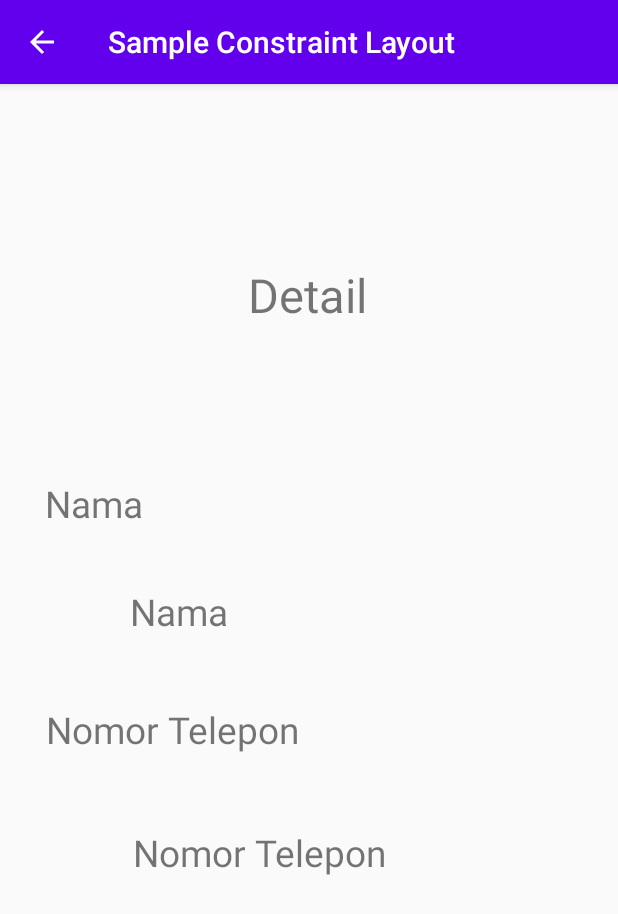
After one commit to mmiqdad11/SampleConstraintLayout, an Android app: the ActivityLihatData screen opened directly, with no data from a screen before it, on a phone screen of 412 x 824 dp. The commit adds this screen. Shown: the top 914 px of the screen. Run offline under Robolectric (Android 15) with nearby library versions, the phone set to English and light mode, and no system bars; 2 statements that could not run were skipped.

Commit message:
add some activity

```diff
--- a/app/src/main/java/com/example/sampleconstraintlayout/MainActivity.java
+++ b/app/src/main/java/com/example/sampleconstraintlayout/MainActivity.java
@@ -70,7 +70,7 @@ public class MainActivity extends AppCompatActivity {
                     b.putString("a", nama.trim());
                     b.putString("b", password.trim());
 
-                    Intent i = new Intent(getApplicationContext(), ActivityHasil.class);
+                    Intent i = new Intent(getApplicationContext(), Home_Activity.class);
 
                     i.putExtras(b);
 
--- /dev/null
+++ b/app/src/main/res/layout/activity_lihat_data.xml
@@ -0,0 +1,73 @@
+<?xml version="1.0" encoding="utf-8"?>
+<androidx.constraintlayout.widget.ConstraintLayout xmlns:android="http://schemas.android.com/apk/res/android"
+    xmlns:app="http://schemas.android.com/apk/res-auto"
+    xmlns:tools="http://schemas.android.com/tools"
+    android:layout_width="match_parent"
+    android:layout_height="match_parent"
+    tools:context=".ActivityLihatData">
+
+    <TextView
+        android:id="@+id/textView7"
+        android:layout_width="wrap_content"
+        android:layout_height="wrap_content"
+        android:text="@string/detailkontak"
+        android:textSize="14pt"
+        app:layout_constraintBottom_toBottomOf="parent"
+        app:layout_constraintEnd_toEndOf="parent"
+        app:layout_constraintHorizontal_bias="0.497"
+        app:layout_constraintStart_toStartOf="parent"
+        app:layout_constraintTop_toTopOf="parent"
+        app:layout_constraintVertical_bias="0.164" />
+
+    <TextView
+        android:id="@+id/textView8"
+        android:layout_width="wrap_content"
+        android:layout_height="wrap_content"
+        android:text="@string/nama"
+        android:textSize="11pt"
+        app:layout_constraintBottom_toBottomOf="parent"
+        app:layout_constraintEnd_toEndOf="parent"
+        app:layout_constraintHorizontal_bias="0.087"
+        app:layout_constraintStart_toStartOf="parent"
+        app:layout_constraintTop_toTopOf="parent"
+        app:layout_constraintVertical_bias="0.358" />
+
+    <TextView
+        android:id="@+id/tvNamaKontak"
+        android:layout_width="wrap_content"
+        android:layout_height="wrap_content"
+        android:text="@string/nama"
+        android:textSize="11pt"
+        app:layout_constraintBottom_toBottomOf="parent"
+        app:layout_constraintEnd_toEndOf="parent"
+        app:layout_constraintHorizontal_bias="0.25"
+        app:layout_constraintStart_toStartOf="parent"
+        app:layout_constraintTop_toTopOf="parent"
+        app:layout_constraintVertical_bias="0.456" />
+
+    <TextView
+        android:id="@+id/textView10"
+        android:layout_width="wrap_content"
+        android:layout_height="wrap_content"
+        android:text="@string/notel"
+        android:textSize="11pt"
+        app:layout_constraintBottom_toBottomOf="parent"
+        app:layout_constraintEnd_toEndOf="parent"
+        app:layout_constraintHorizontal_bias="0.127"
+        app:layout_constraintStart_toStartOf="parent"
+        app:layout_constraintTop_toTopOf="parent"
+        app:layout_constraintVertical_bias="0.563" />
+
+    <TextView
+        android:id="@+id/tvNomorTelepon"
+        android:layout_width="wrap_content"
+        android:layout_height="wrap_content"
+        android:text="@string/notel"
+        android:textSize="11pt"
+        app:layout_constraintBottom_toBottomOf="parent"
+        app:layout_constraintEnd_toEndOf="parent"
+        app:layout_constraintHorizontal_bias="0.365"
+        app:layout_constraintStart_toStartOf="parent"
+        app:layout_constraintTop_toTopOf="parent"
+        app:layout_constraintVertical_bias="0.675" />
+</androidx.constraintlayout.widget.ConstraintLayout>
--- a/app/src/main/res/values/strings.xml
+++ b/app/src/main/res/values/strings.xml
@@ -15,5 +15,12 @@
     <string name="epass">Masukkan Password</string>
     <string name="erepass">Masukkan Password Kembali</string>
     <string name="ealamat">Masukkan Alamat</string>
+    <string name="lihatdata">Lihat Data</string>
+    <string name="editdata">Edit Data</string>
+    <string name="datakontak">Data Kontak</string>
+    <string name="detailkontak">Detail</string>
+    <string name="nama">Nama</string>
+    <string name="notel">Nomor Telepon</string>
+    <string name="namaitem">Item</string>
 
 </resources>
```
Also changed, not shown: app/src/main/AndroidManifest.xml (+7 -2 lines), app/src/main/java/com/example/sampleconstraintlayout/ActivityLihatData.java (added, +69 -0 lines), app/src/main/java/com/example/sampleconstraintlayout/ClassNama.java (added, +13 -0 lines), app/src/main/java/com/example/sampleconstraintlayout/Home_Activity.java (added, +90 -0 lines), app/src/main/java/com/example/sampleconstraintlayout/ListViewAdapter.java (added, +66 -0 lines), app/src/main/res/layout/item_listview.xml (added, +21 -0 lines), app/src/main/res/menu/popup_menu.xml (added, +11 -0 lines), app/src/main/res/values/colors.xml (+8 -0 lines).
